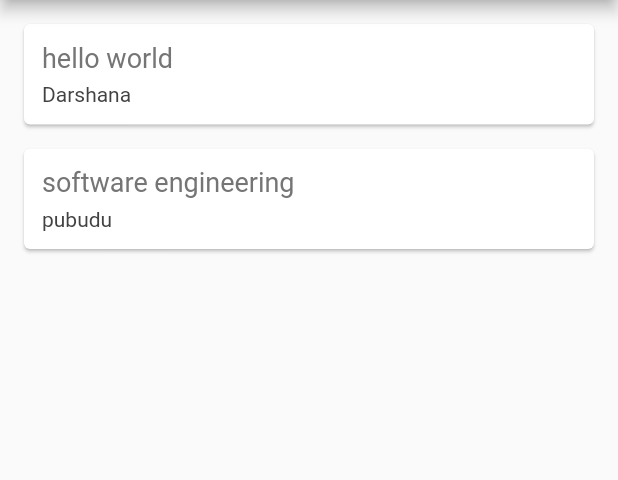
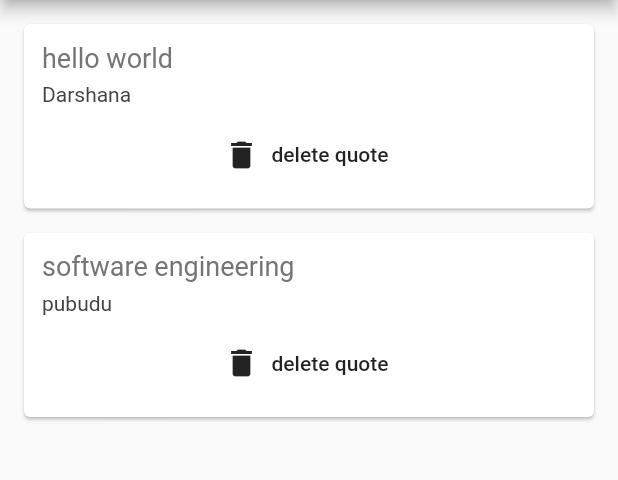
Before and after one commit to Darshana97/My_Flutter_Programms, a Flutter app: the screen it shows after launch, on a phone screen of 412 x 824 dp, the part 84-564 px from its top. Run offline on Flutter 3.47's test engine with Material 2 defaults, Android fonts, the phone set to English and light mode, and no system bars.

Commit message:
Functions as Parameters

```diff
--- a/extracting_widget/lib/main.dart
+++ b/extracting_widget/lib/main.dart
@@ -26,7 +26,15 @@ class _ExtractingWidgetState extends State<ExtractingWidget> {
         backgroundColor: Colors.amberAccent,
       ),
       body: Column(
-        children: quotes.map((quote) => QuoteCard(quote: quote)).toList(),
+        children: quotes
+            .map((quote) => QuoteCard(
+                quote: quote,
+                delete: () {
+                  setState(() {
+                    quotes.remove(quote);
+                  });
+                }))
+            .toList(),
       ),
     );
   }
--- a/extracting_widget/lib/quote_card.dart
+++ b/extracting_widget/lib/quote_card.dart
@@ -3,7 +3,8 @@ import 'quote.dart';
 
 class QuoteCard extends StatelessWidget {
   final Quote quote;
-  QuoteCard({this.quote});
+  final Function delete;
+  QuoteCard({this.quote, this.delete});
 
   @override
   Widget build(BuildContext context) {
@@ -25,6 +26,14 @@ class QuoteCard extends StatelessWidget {
               quote.author,
               style: TextStyle(fontSize: 14.0, color: Colors.grey[800]),
             ),
+            SizedBox(
+              height: 8.0,
+            ),
+            FlatButton.icon(
+              onPressed: delete,
+              label: Text("delete quote"),
+              icon: Icon(Icons.delete),
+            ),
           ],
         ),
       ),
```
